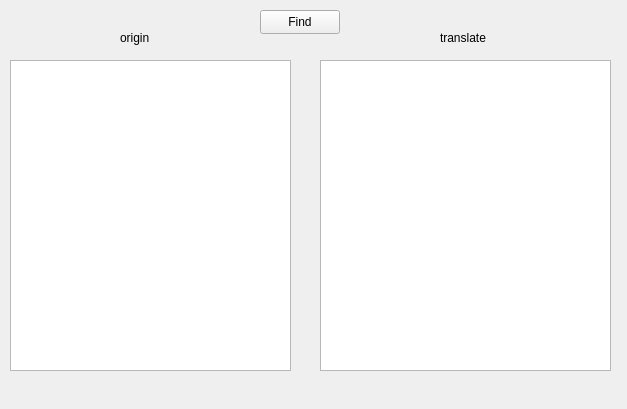
KimYubin/SolTranslator, file fintranslator.ui: the form before one commit.
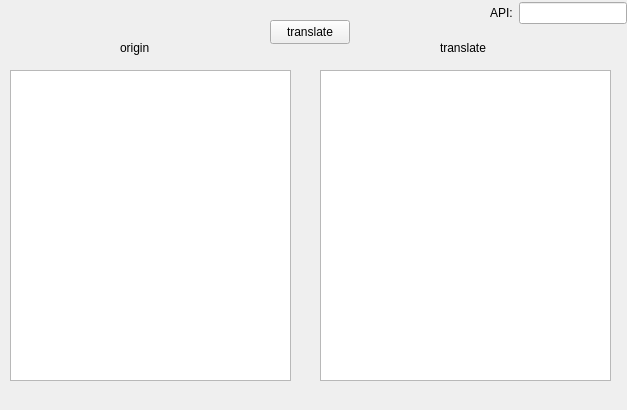
The form after the commit.

Diff of the .ui file:
```diff
--- a/fintranslator.ui
+++ b/fintranslator.ui
@@ -7,7 +7,7 @@
     <x>0</x>
     <y>0</y>
     <width>627</width>
-    <height>409</height>
+    <height>410</height>
    </rect>
   </property>
   <property name="windowTitle">
@@ -17,7 +17,7 @@
    <property name="geometry">
     <rect>
      <x>10</x>
-     <y>60</y>
+     <y>70</y>
      <width>281</width>
      <height>311</height>
     </rect>
@@ -27,7 +27,7 @@
    <property name="geometry">
     <rect>
      <x>320</x>
-     <y>60</y>
+     <y>70</y>
      <width>291</width>
      <height>311</height>
     </rect>
@@ -37,7 +37,7 @@
    <property name="geometry">
     <rect>
      <x>440</x>
-     <y>30</y>
+     <y>40</y>
      <width>46</width>
      <height>16</height>
     </rect>
@@ -50,7 +50,7 @@
    <property name="geometry">
     <rect>
      <x>120</x>
-     <y>30</y>
+     <y>40</y>
      <width>46</width>
      <height>16</height>
     </rect>
@@ -62,16 +62,38 @@
   <widget class="QPushButton" name="findButton">
    <property name="geometry">
     <rect>
-     <x>260</x>
-     <y>10</y>
+     <x>270</x>
+     <y>20</y>
      <width>80</width>
      <height>24</height>
     </rect>
    </property>
    <property name="text">
-    <string>Find</string>
+    <string>translate</string>
    </property>
   </widget>
+  <widget class="QWidget" name="">
+   <property name="geometry">
+    <rect>
+     <x>490</x>
+     <y>0</y>
+     <width>137</width>
+     <height>26</height>
+    </rect>
+   </property>
+   <layout class="QHBoxLayout" name="horizontalLayout">
+    <item>
+     <widget class="QLabel" name="label_api">
+      <property name="text">
+       <string>API:</string>
+      </property>
+     </widget>
+    </item>
+    <item>
+     <widget class="QLineEdit" name="lineEdit_api"/>
+    </item>
+   </layout>
+  </widget>
  </widget>
  <resources/>
  <connections/>
```
